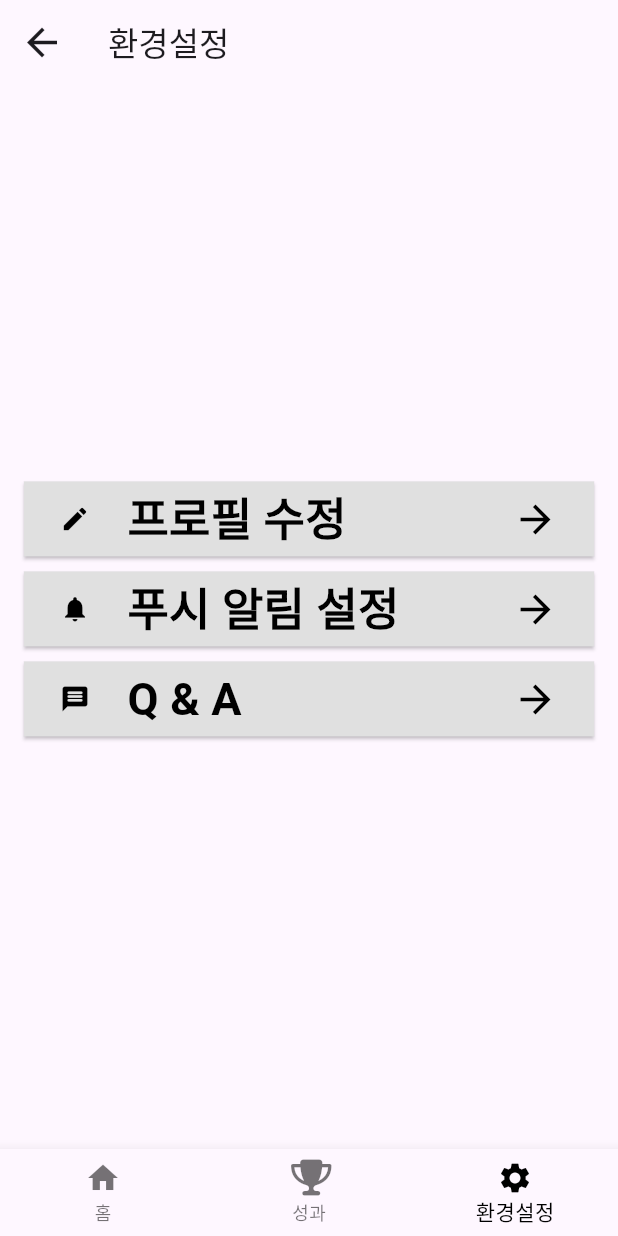
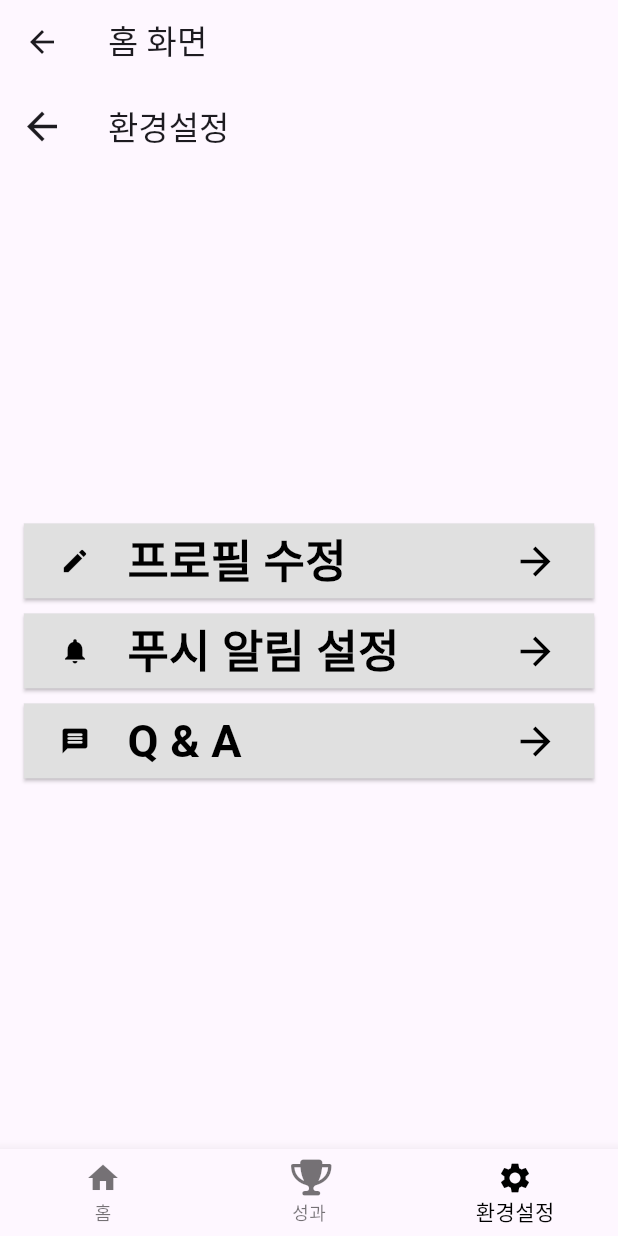
Before and after one commit to janghjun/smu_final_flutter, a Flutter app: the RootScreen screen opened directly, item 3 of the bottom bar chosen, on a phone screen of 412 x 824 dp. Run offline on Flutter 3.47's test engine with Material 3 defaults, Android fonts, the phone set to English and light mode, and no system bars; our stand-ins replace font_awesome_flutter, geolocator, google_maps_flutter, image_picker, pedometer, table_calendar.

Commit message:
map 사각형에서 round로 수정 +ui 변경

```diff
--- a/lib/screen/root_screen.dart
+++ b/lib/screen/root_screen.dart
@@ -5,7 +5,6 @@ import 'package:google_maps_flutter/google_maps_flutter.dart';
 import 'package:geolocator/geolocator.dart';
 import 'package:smp_final_project/screen/badge_screen.dart';
 import 'package:smp_final_project/screen/settings_screen.dart';
-import 'package:smp_final_project/screen/start_screen.dart';
 
 class RootScreen extends StatefulWidget {
   const RootScreen({Key? key}) : super(key: key);
@@ -80,11 +79,6 @@ class _RootScreenState extends State<RootScreen> {
     _timer = Timer.periodic(const Duration(seconds: 1), (timer) {
       setState(() {
         _seconds++; // 초 증가
-
-        // 60초가 지나면 분으로 전환
-        if (_seconds >= 60) {
-          _seconds = 0; // 초 초기화
-        }
       });
     });
   }
@@ -124,15 +118,45 @@ class _RootScreenState extends State<RootScreen> {
     return value.toString().padLeft(2, '0');
   }
 
+  Widget _buildInfoCard(String title, String value) {
+    return Expanded(
+      child: Card(
+        shape: RoundedRectangleBorder(
+          borderRadius: BorderRadius.circular(16.0),
+        ),
+        child: Padding(
+          padding: const EdgeInsets.all(8.0),
+          child: Column(
+            mainAxisAlignment: MainAxisAlignment.center,
+            children: [
+              Text(
+                title,
+                style: const TextStyle(fontSize: 16.0, fontWeight: FontWeight.bold),
+              ),
+              const SizedBox(height: 8.0),
+              Text(
+                value,
+                style: const TextStyle(fontSize: 20.0, color: Colors.blue),
+              ),
+            ],
+          ),
+        ),
+      ),
+    );
+  }
+
   @override
   Widget build(BuildContext context) {
     final List<Widget> _pages = [
       Column(
-        mainAxisAlignment: MainAxisAlignment.center, // 위젯들 중앙 정렬
-        crossAxisAlignment: CrossAxisAlignment.center,
         children: [
+          // 지도 영역
           Expanded(
             flex: 4,
+            child: Stack(
+              children: [
+                ClipRRect(
+                  borderRadius: BorderRadius.circular(20.0),
                   child: _currentLatLng == null
                       ? const Center(child: CircularProgressIndicator())
                       : GoogleMap(
@@ -144,13 +168,33 @@ class _RootScreenState extends State<RootScreen> {
                       _mapController = controller;
                     },
                     myLocationEnabled: true,
-              myLocationButtonEnabled: true,
+                    myLocationButtonEnabled: false,
                   ),
                 ),
+                Container(
+                  decoration: BoxDecoration(
+                    borderRadius: BorderRadius.circular(20.0),
+                    color: Colors.black.withOpacity(0.2), // 불투명
+                  ),
+                ),
+              ],
+            ),
+          ),
+          // 하단 정보 영역
           Expanded(
-            flex: 1,
-            child: Center(
-              child: _isButtonVisible
+            flex: 2,
+            child: Column(
+              children: [
+                Row(
+                  mainAxisAlignment: MainAxisAlignment.spaceAround,
+                  children: [
+                    _buildInfoCard('걸음 수', '0'),
+                    _buildInfoCard('거리', '0.0 km'),
+                    _buildInfoCard('시간', _formatTime(_seconds)),
+                  ],
+                ),
+                const SizedBox(height: 16.0),
+                _isButtonVisible
                     ? ElevatedButton(
                   onPressed: _startTimer,
                   style: ElevatedButton.styleFrom(
@@ -158,58 +202,14 @@ class _RootScreenState extends State<RootScreen> {
                     shape: RoundedRectangleBorder(
                       borderRadius: BorderRadius.circular(20.0),
                     ),
-                  padding: const EdgeInsets.all(16.0),
                   ),
-                child: const Icon(
-                  Icons.play_arrow_outlined,
-                  size: 30.0,
-                  color: Colors.black,
-                ),
+                  child: const Text('시작'),
                 )
-                  : Column(
-                mainAxisAlignment: MainAxisAlignment.center,
-                children: [
-                  Text(
-                    _formatTime(_seconds),
-                    style: const TextStyle(
-                      fontSize: 24.0,
-                      color: Colors.black,
-                    ),
-                  ),
-                  _isTimerRunning
-                      ? ElevatedButton(
+                    : ElevatedButton(
                   onPressed: _stopTimer,
-                    style: ElevatedButton.styleFrom(
-                      minimumSize: const Size(150, 50),
-                      shape: RoundedRectangleBorder(
-                        borderRadius: BorderRadius.circular(20.0),
-                      ),
-                      padding: const EdgeInsets.all(16.0),
-                    ),
-                    child: const Icon(
-                      Icons.stop,
-                      size: 25.0,
-                      color: Colors.black,
-                    ),
-                  )
-                      : Container(),
-                  ElevatedButton(
-                    onPressed: _goHome,
-                    style: ElevatedButton.styleFrom(
-                      minimumSize: const Size(150, 50),
-                      shape: RoundedRectangleBorder(
-                        borderRadius: BorderRadius.circular(20.0),
-                      ),
-                      padding: const EdgeInsets.all(16.0),
-                    ),
-                    child: const Icon(
-                      Icons.arrow_back_ios,
-                      size: 25.0,
-                      color: Colors.black,
-                    ),
+                  child: const Text('중지'),
                 ),
               ],
-              ),
             ),
           ),
         ],
@@ -219,11 +219,7 @@ class _RootScreenState extends State<RootScreen> {
     ];
 
     return Scaffold(
-      appBar: _selectedIndex == 0
-          ? AppBar(
-        title: const Text('홈 화면'),
-      )
-          : null,
+      appBar: AppBar(title: const Text('홈 화면')),
       body: SafeArea(
         child: IndexedStack(
           index: _selectedIndex,
@@ -234,7 +230,7 @@ class _RootScreenState extends State<RootScreen> {
         currentIndex: _selectedIndex,
         onTap: _onItemTapped,
         selectedItemColor: Colors.black,
-        items: const <BottomNavigationBarItem>[
+        items: const [
           BottomNavigationBarItem(
             icon: Icon(Icons.home),
             label: '홈',
```
Lines whose indentation alone changed are shown as unchanged.
